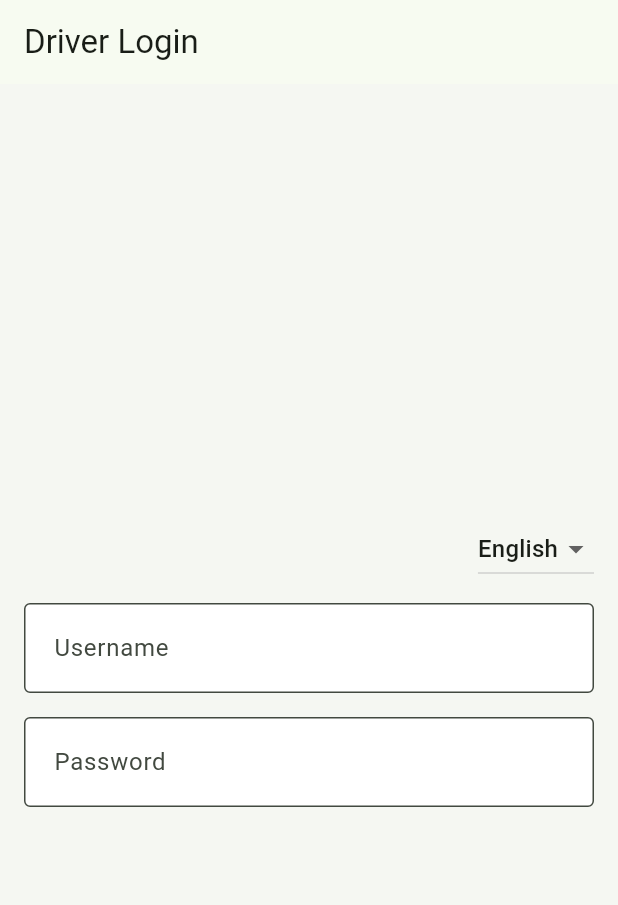
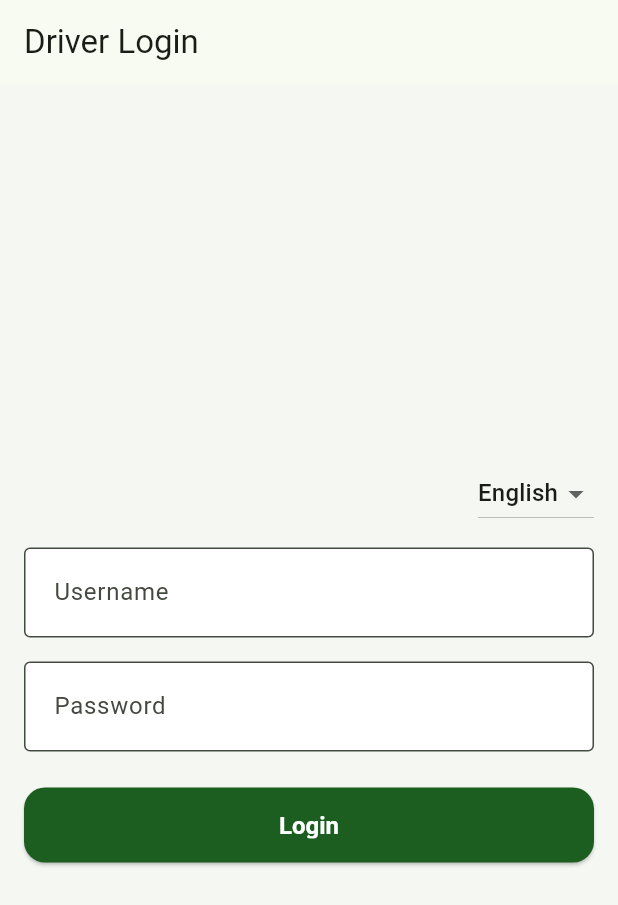
Before and after one commit to shabtheswar20241003-jpg/yala_driver_app_1, a Flutter app: the screen it shows after launch, on a phone screen of 412 x 824 dp. Shown: the top 905 px of the screen. Run offline on Flutter 3.47's test engine with Material 3 defaults, Android fonts, the phone set to English and light mode, and no system bars; our stand-ins replace firebase_core, firebase_database, flutter_map, geolocator, image_picker, latlong2 and 1 more; accounts and stored records are empty.

Commit message:
loginchange

```diff
--- a/lib/features/auth/screens/login_screen.dart
+++ b/lib/features/auth/screens/login_screen.dart
@@ -118,6 +118,17 @@ class _LoginScreenState extends State<LoginScreen> {
                 border: const OutlineInputBorder(),
               ),
             ),
+            const SizedBox(height: 24),
+            SizedBox(
+              width: double.infinity,
+              height: 50,
+              child: ElevatedButton(
+                onPressed: _loading ? null : _login,
+                child: _loading
+                    ? const CircularProgressIndicator(color: Colors.white)
+                    : Text(AppTranslations.t('login')),
+              ),
+            ),
           ],
         ),
       ),
```
